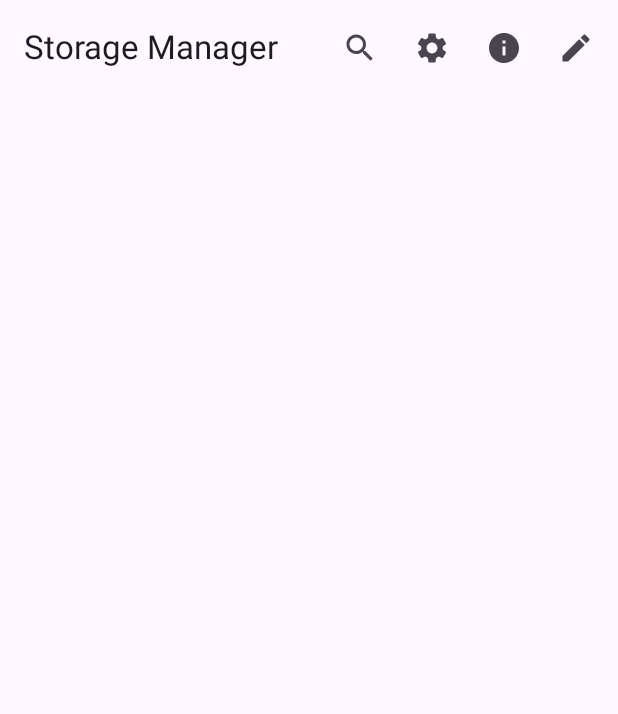
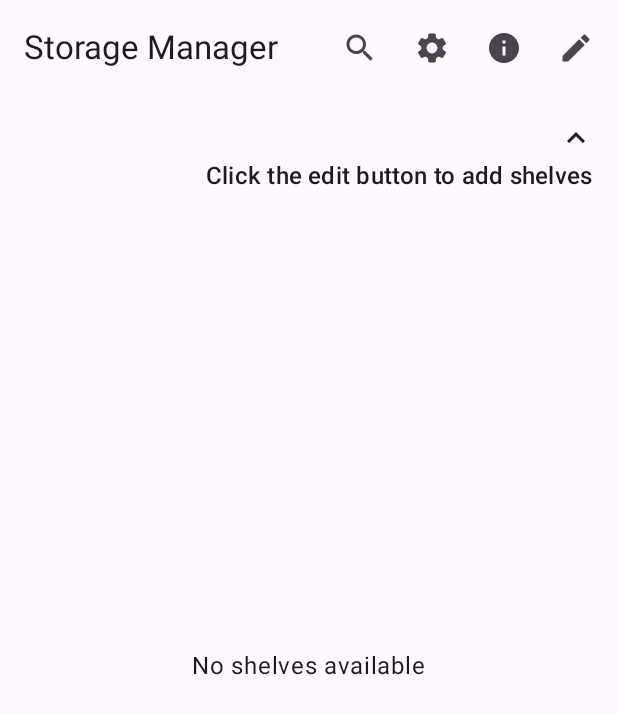
Before and after one commit to Assaf-Megirov/storage-manager, an Android app built with Jetpack Compose: the screen it shows after launch (MainActivity), on a phone screen of 412 x 824 dp. Shown: the top 714 px of the screen. Run offline under Robolectric (Android 15) with nearby library versions, the phone set to English and light mode, and no system bars.

Commit message:
Feat: added text that shows up when there are no shelves to hint edit mode

```diff
--- a/app/build.gradle.kts
+++ b/app/build.gradle.kts
@@ -19,8 +19,8 @@ android {
         applicationId = "com.awindyendprod.storage_manager"
         minSdk = 24
         targetSdk = 35
-        versionCode = 2
-        versionName = "1.0.1"
+        versionCode = 3
+        versionName = "1.0.2"
 
         testInstrumentationRunner = "androidx.test.runner.AndroidJUnitRunner"
     }
--- a/app/src/main/java/com/awindyendprod/storage_manager/ui/components/SideBar.kt
+++ b/app/src/main/java/com/awindyendprod/storage_manager/ui/components/SideBar.kt
@@ -37,6 +37,12 @@ fun SideBar(
             .padding(4.dp, top=24.dp),
         verticalArrangement = Arrangement.spacedBy(16.dp)
     ) {
+        IconButton(onClick = onEditModeToggle) {
+            Icon(
+                imageVector = if (isEditMode) Icons.Default.Done else Icons.Default.Edit,
+                contentDescription = stringResource(R.string.edit_mode)
+            )
+        }
         IconButton(onClick = onSearchClick) {
             Icon(Icons.Default.Search, contentDescription = stringResource(R.string.search))
         }
@@ -46,11 +52,5 @@ fun SideBar(
         IconButton(onClick = onHelpClick) {
             Icon(Icons.Default.Info, contentDescription = stringResource(R.string.help))
         }
-        IconButton(onClick = onEditModeToggle) {
-            Icon(
-                imageVector = if (isEditMode) Icons.Default.Done else Icons.Default.Edit,
-                contentDescription = stringResource(R.string.edit_mode)
-            )
-        }
     }
 }
--- a/app/src/main/java/com/awindyendprod/storage_manager/ui/screens/StorageManagerMainScreen.kt
+++ b/app/src/main/java/com/awindyendprod/storage_manager/ui/screens/StorageManagerMainScreen.kt
@@ -52,6 +52,7 @@ import com.awindyendprod.storage_manager.ui.components.SideBar
 import android.net.Uri
 import androidx.compose.foundation.border
 import com.awindyendprod.storage_manager.ui.components.ImportConfirmationDialog
+import androidx.compose.ui.graphics.vector.ImageVector
 
 @Composable
 fun isLandscape(): Boolean {
@@ -83,8 +84,8 @@ fun StorageManagerMainScreen(
     var newItemEntryDate by remember { mutableStateOf(Date()) }
     var newItemAlarmDate by remember { mutableStateOf<Date?>(null) }
 
-    // Get settings first
     val settings by settingsViewModel.settings.collectAsState()
+    val isLandscape = isLandscape()
 
     // Then use settings in the remember block for newItemReturnDate
     var newItemReturnDate by remember(settings.defaultReturnDateDays) {
@@ -94,7 +95,7 @@ fun StorageManagerMainScreen(
     }
 
     Row {
-        if (isLandscape()) {
+        if (isLandscape) {
             SideBar(
                 onSearchClick = onSearchClick,
                 onSettingsClick = onSettingsClick,
@@ -105,7 +106,7 @@ fun StorageManagerMainScreen(
         }
 
         Scaffold(
-            topBar = if (!isLandscape()) {
+            topBar = if (!isLandscape) {
                 {
                     TopAppBar(
                         title = { Text(stringResource(R.string.app_name)) },
@@ -150,8 +151,23 @@ fun StorageManagerMainScreen(
                 }
             }
         ) { padding ->
-            Box(modifier = Modifier.padding(padding)) {
+            Box(modifier = Modifier.padding(padding).fillMaxSize()) {
                 val shelves by viewModel.shelves.collectAsState()
+
+                if (shelves.isEmpty()) {
+                    Box(
+                        modifier = Modifier.fillMaxSize(),
+                        contentAlignment = Alignment.Center
+                    ) {
+                        Text(
+                            text = stringResource(R.string.no_shelves_message),
+                            style = MaterialTheme.typography.bodyLarge
+                        )
+                    }
+
+                    EmptyShelvesHint(isLandscape = isLandscape)
+
+                } else {
                     ShelvesScrollableView(
                         shelves = shelves,
                         isEditMode = isEditMode,
@@ -167,6 +183,7 @@ fun StorageManagerMainScreen(
                         onRemoveSection = { shelfId, sectionId -> viewModel.removeSection(shelfId, sectionId) },
                         settings = settings
                     )
+                }
 
                 // Show Add Item Dialog
                 if (isAddItemDialogVisible) {
@@ -227,6 +244,36 @@ fun StorageManagerMainScreen(
                     )
                 }
             }
+        }
+    }
+}
+
+@Composable
+fun EmptyShelvesHint(isLandscape: Boolean) {
+    val hintAlignment = if (isLandscape) Alignment.TopStart else Alignment.TopEnd
+    val hintPadding = 16.dp
+    val hintIcon = if (isLandscape) Icons.Default.KeyboardArrowLeft else Icons.Default.KeyboardArrowUp
+    val hintTextRes = R.string.click_edit_to_add
+
+    Box(
+        modifier = Modifier
+            .fillMaxSize()
+            .padding(hintPadding),
+        contentAlignment = hintAlignment
+    ) {
+        Column(
+            horizontalAlignment = if (isLandscape) Alignment.Start else Alignment.End,
+            verticalArrangement = Arrangement.spacedBy(4.dp)
+        ) {
+            Icon(
+                imageVector = hintIcon,
+                contentDescription = null,
+                modifier = Modifier.size(24.dp)
+            )
+            Text(
+                text = stringResource(hintTextRes),
+                style = MaterialTheme.typography.titleMedium
+            )
         }
     }
 }
--- a/app/src/main/res/values/strings.xml
+++ b/app/src/main/res/values/strings.xml
@@ -86,4 +86,7 @@
     <string name="help_message">Welcome to Storage Manager!\nThis app helps you manage items stored on shelves and in sections.\nHere\'s how to use it:\n\n• Use Edit mode (the pencil icon) to add or remove shelves and sections, then tap ✓ when you\'re finished.\n\n• Tap on a section to view and manage its items.\n\n• In the section window, tap the plus button at the bottom to add an item.\n\n• Use the search (magnifying glass icon) to find items by name or client.</string>
     <string name="edit_item">Edit Item</string>
     <string name="save">Save</string>
+    <string name="no_shelves_message">No shelves available</string>
+    <string name="click_edit_to_add">Click the edit button to add shelves</string>
+    <string name="click_edit_to_add_landscape">Click edit in the sidebar</string>
 </resources>
```
Lines whose indentation alone changed are shown as unchanged.
